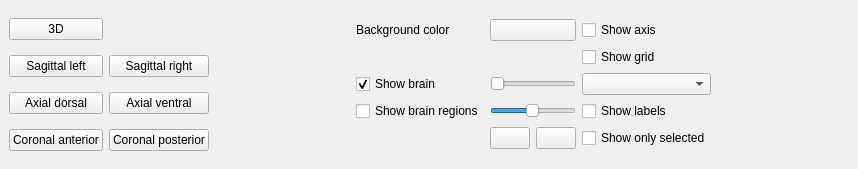
Before: the Qt Designer form braphy/gui/ui_files/brain_atlas_settings_widget.ui in softmatterlab/Braph-2.0-Python, drawn with Qt 5.
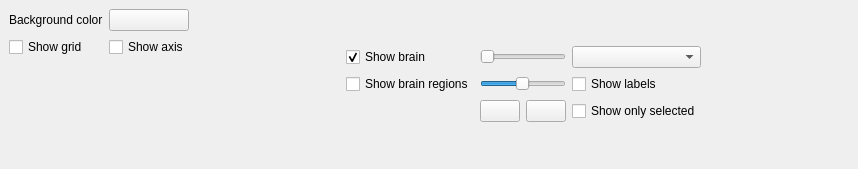
After: the same form once the commit is applied. Icons and pictures are not drawn.

Commit message: Remove coronal, lateral etc buttons below the brain in brain atlas settings

```diff
--- a/braphy/gui/ui_files/brain_atlas_settings_widget.ui
+++ b/braphy/gui/ui_files/brain_atlas_settings_widget.ui
@@ -43,52 +43,45 @@
      <property name="spacing">
       <number>6</number>
      </property>
-     <item row="2" column="1">
-      <widget class="QPushButton" name="btnAxialVentral">
-       <property name="text">
-        <string>Axial ventral</string>
-       </property>
-      </widget>
-     </item>
-     <item row="3" column="0">
-      <widget class="QPushButton" name="btnCoronalAnterior">
-       <property name="text">
-        <string>Coronal anterior</string>
-       </property>
-      </widget>
-     </item>
-     <item row="1" column="1">
-      <widget class="QPushButton" name="btnSagittalRight">
-       <property name="text">
-        <string>Sagittal right</string>
-       </property>
-      </widget>
-     </item>
-     <item row="3" column="1">
-      <widget class="QPushButton" name="btnCoronalPosterior">
-       <property name="text">
-        <string>Coronal posterior</string>
-       </property>
-      </widget>
-     </item>
      <item row="0" column="0">
-      <widget class="QPushButton" name="btn3D">
+      <widget class="QLabel" name="labelBackgroundColor">
        <property name="text">
-        <string>3D</string>
+        <string>Background color</string>
        </property>
       </widget>
      </item>
-     <item row="2" column="0">
-      <widget class="QPushButton" name="btnAxialDorsal">
+     <item row="0" column="1">
+      <widget class="QPushButton" name="btnBackground">
        <property name="text">
-        <string>Axial dorsal</string>
+        <string/>
        </property>
       </widget>
      </item>
      <item row="1" column="0">
-      <widget class="QPushButton" name="btnSagittalLeft">
+      <widget class="QCheckBox" name="checkBoxShowGrid">
        <property name="text">
-        <string>Sagittal left</string>
+        <string>Show grid</string>
+       </property>
+      </widget>
+     </item>
+     <item row="1" column="1">
+      <widget class="QCheckBox" name="checkBoxShowAxis">
+       <property name="text">
+        <string>Show axis</string>
+       </property>
+      </widget>
+     </item>
+     <item row="2" column="0">
+      <widget class="QLabel" name="label">
+       <property name="text">
+        <string/>
+       </property>
+      </widget>
+     </item>
+     <item row="2" column="1">
+      <widget class="QLabel" name="label_2">
+       <property name="text">
+        <string/>
        </property>
       </widget>
      </item>
@@ -117,13 +110,6 @@
        <property name="spacing">
         <number>6</number>
        </property>
-       <item row="1" column="2">
-        <widget class="QCheckBox" name="checkBoxShowGrid">
-         <property name="text">
-          <string>Show grid</string>
-         </property>
-        </widget>
-       </item>
        <item row="2" column="1">
         <widget class="QSlider" name="sliderBrain">
          <property name="maximum">
@@ -134,13 +120,6 @@
          </property>
         </widget>
        </item>
-       <item row="0" column="1">
-        <widget class="QPushButton" name="btnBackground">
-         <property name="text">
-          <string/>
-         </property>
-        </widget>
-       </item>
        <item row="2" column="2">
         <widget class="QComboBox" name="comboBoxMesh"/>
        </item>
@@ -185,13 +164,6 @@
          </property>
         </widget>
        </item>
-       <item row="0" column="2">
-        <widget class="QCheckBox" name="checkBoxShowAxis">
-         <property name="text">
-          <string>Show axis</string>
-         </property>
-        </widget>
-       </item>
        <item row="5" column="2">
         <widget class="QCheckBox" name="checkBoxShowOnlySelected">
          <property name="text">
@@ -228,13 +200,6 @@
          </property>
         </widget>
        </item>
-       <item row="0" column="0">
-        <widget class="QLabel" name="labelBackgroundColor">
-         <property name="text">
-          <string>Background color</string>
-         </property>
-        </widget>
-       </item>
       </layout>
      </item>
     </layout>
```
The commit also changes 1 other file.
